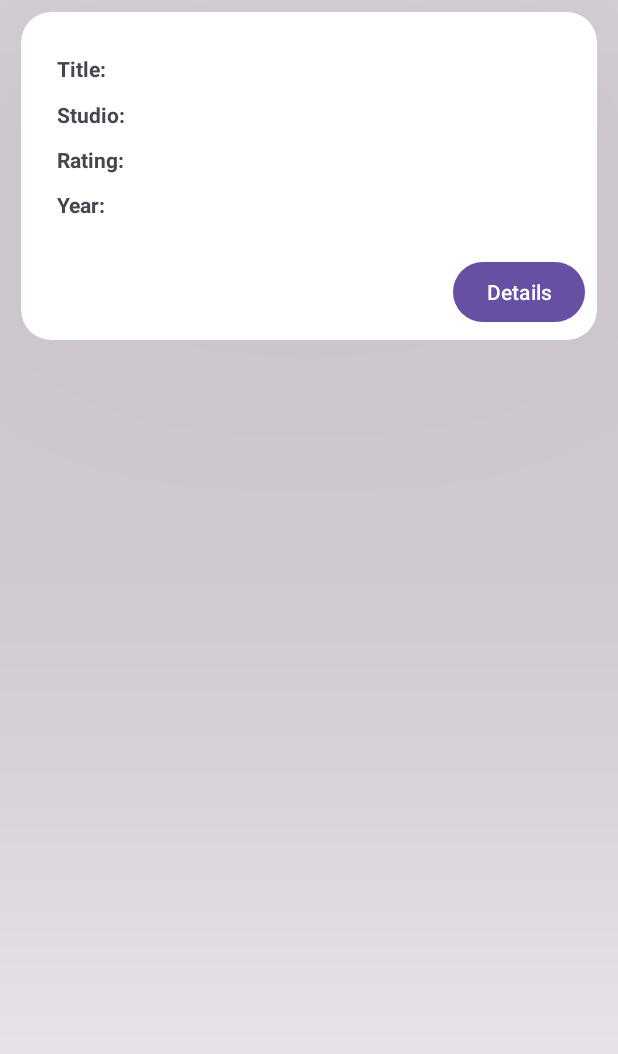
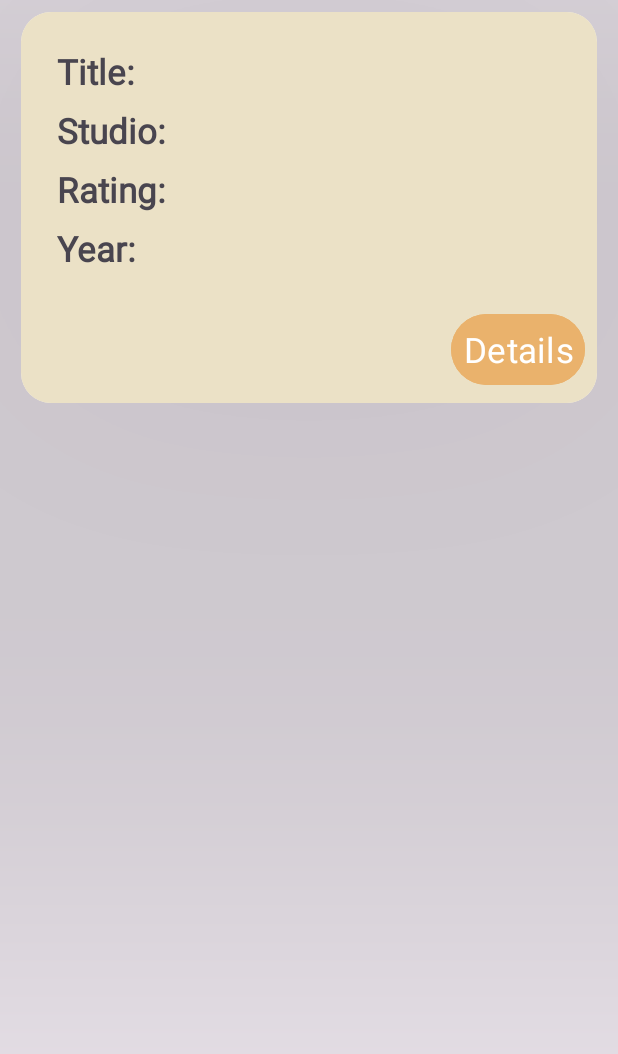
Before and after one commit to esc358/assignmentOne_CondeLudena, an Android app: the layout row_data.xml on its own in the app's theme, with its tools: preview values and no code run, on a phone screen of 412 x 824 dp. Shown: the top 1054 px of the screen. Run offline under Robolectric (Android 15) with nearby library versions, the phone set to English and light mode, and no system bars.

Commit message:
added colors to row_data.xml

```diff
--- a/app/src/main/java/ca/georgiancollege/assignmentone_condeludena/MovieAdapter.java
+++ b/app/src/main/java/ca/georgiancollege/assignmentone_condeludena/MovieAdapter.java
@@ -1,5 +1,6 @@
 package ca.georgiancollege.assignmentone_condeludena;
 
+import android.annotation.SuppressLint;
 import android.content.Context;
 import android.content.Intent;
 import android.view.LayoutInflater;
@@ -66,6 +67,7 @@ public class MovieAdapter extends RecyclerView.Adapter<MovieAdapter.MovieViewHol
         return items.size();
     }
 
+    @SuppressLint("NotifyDataSetChanged")
     public void setItems(List<MovieModel> movieList) {
         items.clear();
         items.addAll(movieList);
--- a/app/src/main/java/ca/georgiancollege/assignmentone_condeludena/SearchViewMovieModel.java
+++ b/app/src/main/java/ca/georgiancollege/assignmentone_condeludena/SearchViewMovieModel.java
@@ -5,6 +5,8 @@
  * 3:20pm
  * */
 package ca.georgiancollege.assignmentone_condeludena;
+
+import android.util.Log;
 
 import androidx.annotation.NonNull;
 import androidx.lifecycle.LiveData;
@@ -67,6 +69,7 @@ public class SearchViewMovieModel extends ViewModel {
             //construct the String for urlSearchMovies
             String urlSearchMovies = url + apiKey + searchMovie + name + movieType;
 
+            Log.i("Tag",urlSearchMovies);
             //call method from APIClient and pass url, newCallback
             ApiClient.get(urlSearchMovies, new Callback() {
                 @Override
--- a/app/src/main/res/layout/row_data.xml
+++ b/app/src/main/res/layout/row_data.xml
@@ -4,16 +4,16 @@
     xmlns:app="http://schemas.android.com/apk/res-auto"
     android:layout_width="match_parent"
     android:layout_height="wrap_content"
-    app:cardElevation="300dp"
-    app:cardCornerRadius="20dp"
-    android:layout_marginHorizontal="14dp"
-    android:layout_marginVertical="8dp"
-    android:background="@color/black">
+    app:cardElevation="@dimen/_300dp"
+    app:cardCornerRadius="@dimen/_20dp"
+    android:layout_marginHorizontal="@dimen/_14dp"
+    android:layout_marginVertical="@dimen/_8dp">
 
     <RelativeLayout
         android:layout_width="match_parent"
         android:layout_height="wrap_content"
-        android:padding="8dp">
+        android:padding="@dimen/_8dp"
+        android:background="@color/ebe1c6">
 
         <GridLayout
             android:id="@+id/gridLayout"
@@ -21,78 +21,94 @@
             android:layout_height="wrap_content"
             android:columnCount="2"
             android:rowCount="4"
-            android:padding="12dp">
+            android:padding="@dimen/_12dp">
 
-            <!-- Row 0: Title -->
+            <!-- Row Title -->
             <TextView
                 android:layout_row="0"
                 android:layout_column="0"
-                android:text="Title:"
+                android:text="@string/title"
                 android:textStyle="bold"
-                android:padding="4dp"/>
+                android:padding="@dimen/_4dp"
+                android:textSize="@dimen/_23sp"
+                android:fontFamily="@font/roboto"/>
 
             <TextView
                 android:id="@+id/movieTextName"
                 android:layout_row="0"
                 android:layout_column="1"
-                android:textSize="18sp"
-                android:padding="4dp"/>
+                android:textSize="@dimen/_23sp"
+                android:padding="@dimen/_4dp"
+                android:fontFamily="@font/roboto"/>
 
-            <!-- Row 1: Studio -->
+            <!-- Row Studio -->
             <TextView
                 android:layout_row="1"
                 android:layout_column="0"
-                android:text="Studio:"
+                android:text="@string/studio"
                 android:textStyle="bold"
-                android:padding="4dp"/>
+                android:padding="@dimen/_4dp"
+                android:textSize="@dimen/_23sp"
+                android:fontFamily="@font/roboto"/>
 
             <TextView
                 android:id="@+id/studioTextName"
                 android:layout_row="1"
                 android:layout_column="1"
-                android:textSize="16sp"
-                android:padding="4dp"/>
+                android:padding="@dimen/_4dp"
+                android:textSize="@dimen/_23sp"
+                android:fontFamily="@font/roboto"/>
 
-            <!-- Row 2: Rating -->
+            <!-- Row Rating -->
             <TextView
                 android:layout_row="2"
                 android:layout_column="0"
-                android:text="Rating:"
+                android:text="@string/rating"
                 android:textStyle="bold"
-                android:padding="4dp"/>
+                android:padding="@dimen/_4dp"
+                android:textSize="@dimen/_23sp"
+                android:fontFamily="@font/roboto"/>
 
             <TextView
                 android:id="@+id/ratingTextName"
                 android:layout_row="2"
                 android:layout_column="1"
-                android:textSize="16sp"
-                android:padding="4dp"/>
+                android:padding="@dimen/_4dp"
+                android:textSize="@dimen/_23sp"
+                android:fontFamily="@font/roboto"/>
 
-            <!-- Row 3: Year -->
+            <!-- Row Year -->
             <TextView
                 android:layout_row="3"
                 android:layout_column="0"
-                android:text="Year:"
+                android:text="@string/year"
                 android:textStyle="bold"
-                android:padding="4dp"/>
+                android:padding="@dimen/_4dp"
+                android:textSize="@dimen/_23sp"
+                android:fontFamily="@font/roboto"/>
 
             <TextView
                 android:id="@+id/yearTextName"
                 android:layout_row="3"
                 android:layout_column="1"
-                android:textSize="16sp"
-                android:padding="4dp"/>
+                android:padding="@dimen/_4dp"
+                android:textSize="@dimen/_23sp"
+                android:fontFamily="@font/roboto"/>
         </GridLayout>
+
         <Button
             android:id="@+id/actionButton"
             android:layout_width="wrap_content"
             android:layout_height="wrap_content"
-            android:text="Details"
+            android:text="@string/details"
             android:layout_below="@id/gridLayout"
             android:layout_alignParentEnd="true"
-            android:layout_marginTop="8dp"
-            android:padding="8dp"
-            android:onClick="onDetailClicked"/>
+            android:layout_marginTop="@dimen/_8dp"
+            android:padding="@dimen/_8dp"
+            android:onClick="onDetailClicked"
+            android:textSize="@dimen/_23sp"
+            android:backgroundTint="@color/eab26c"
+            android:fontFamily="@font/roboto"/>
 
     </RelativeLayout>
 </androidx.cardview.widget.CardView>
--- a/app/src/main/res/values/colors.xml
+++ b/app/src/main/res/values/colors.xml
@@ -2,4 +2,6 @@
 <resources>
     <color name="black">#FF000000</color>
     <color name="white">#FFFFFFFF</color>
+    <color name="ebe1c6">#ebe1c6</color>
+    <color name="eab26c">#eab26c</color>
 </resources>
--- a/app/src/main/res/values/dimens.xml
+++ b/app/src/main/res/values/dimens.xml
@@ -6,4 +6,9 @@
     <dimen name="_170dp">170dp</dimen>
     <dimen name="_23sp">23sp</dimen>
     <dimen name="_12dp">12dp</dimen>
+    <dimen name="_300dp">300dp</dimen>
+    <dimen name="_20dp">20dp</dimen>
+    <dimen name="_14dp">14dp</dimen>
+    <dimen name="_8dp">8dp</dimen>
+    <dimen name="_4dp">4dp</dimen>
 </resources>
--- a/app/src/main/res/values/strings.xml
+++ b/app/src/main/res/values/strings.xml
@@ -3,4 +3,9 @@
     <string name="movie_finder">Movie Finder</string>
     <string name="name_a_movie">Name a movie...</string>
     <string name="search">Search</string>
+    <string name="title">Title:</string>
+    <string name="studio">Studio:</string>
+    <string name="rating">Rating:</string>
+    <string name="year">Year:</string>
+    <string name="details">Details</string>
 </resources>
```
